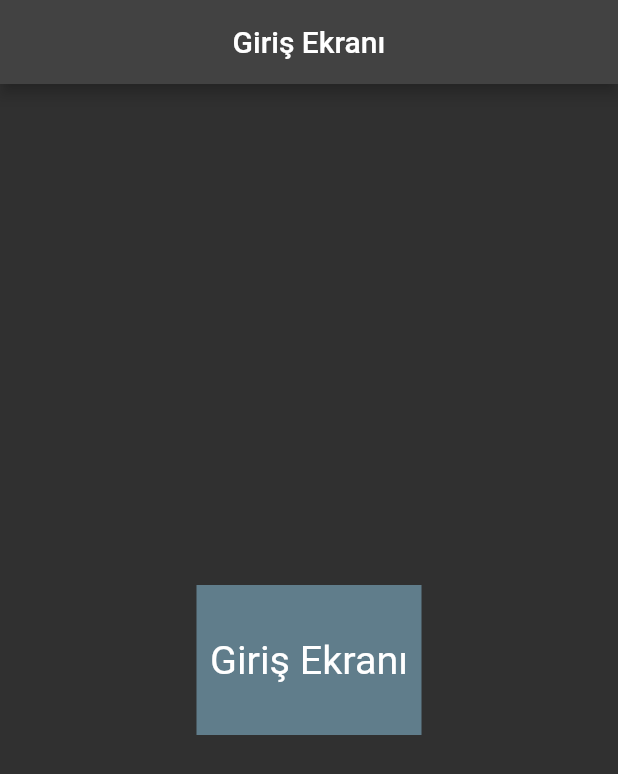
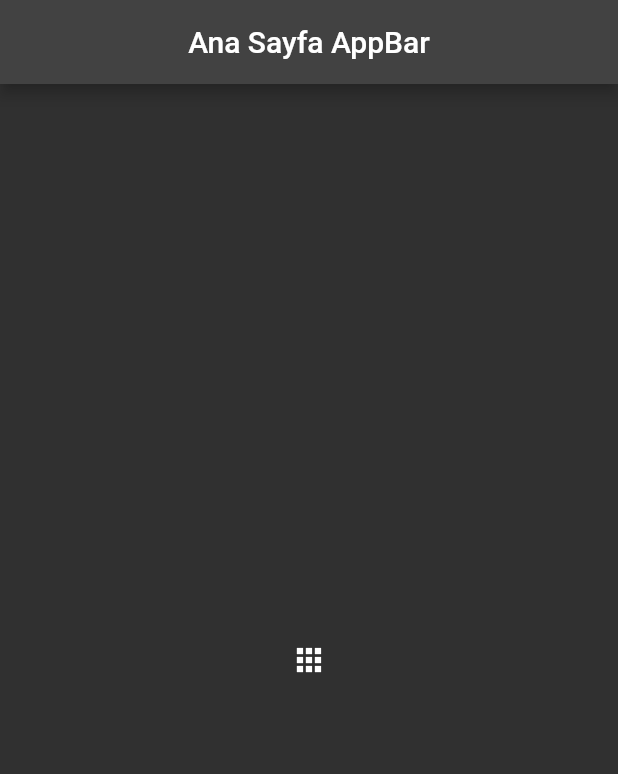
Before and after one commit to alkndoom/comparison, a Flutter app: the screen it shows after launch, on a phone screen of 412 x 824 dp. Shown: the top 774 px of the screen. Run offline on Flutter 3.47's test engine with Material 2 defaults, Android fonts, the light colour scheme and no system bars; our stand-ins replace firebase_auth; accounts and stored records are empty.

Commit message:
eon
added app3 & app4

```diff
--- a/lib/app2/app2.dart
+++ b/lib/app2/app2.dart
@@ -1,4 +1,4 @@
-import 'package:comparison/app2/wrapper.dart';
+import 'package:comparison/app2/screens/wrapper.dart';
 import 'package:flutter/material.dart';
 
 class DummyInfo {
--- a/lib/app2/ana_ekran.dart
+++ b/lib/app2/screens/ana_ekran/ana_ekran.dart
@@ -12,7 +12,7 @@ class _AnaEkranState extends State<AnaEkran> {
   Widget build(BuildContext context) {
     return Scaffold(
       appBar: AppBar(
-        title: Text("Ana Ekran"),
+        title: Text('Ana Ekran'),
         centerTitle: true,
       ),
       body: SafeArea(
@@ -23,7 +23,7 @@ class _AnaEkranState extends State<AnaEkran> {
             color: Colors.blueGrey,
             padding: EdgeInsets.all(9.0),
             child: FittedBox(
-              child: Text("Ana Ekran"),
+              child: Text('Ana Ekran'),
             ),
           ),
         ),
--- a/lib/app2/giris_ekrani.dart
+++ b/lib/app2/screens/giris_ekrani/giris_ekrani.dart
@@ -12,7 +12,7 @@ class _GirisEkraniState extends State<GirisEkrani> {
   Widget build(BuildContext context) {
     return Scaffold(
       appBar: AppBar(
-        title: Text("Giriş Ekranı"),
+        title: Text('Giriş Ekranı'),
         centerTitle: true,
       ),
       body: SafeArea(
@@ -23,7 +23,7 @@ class _GirisEkraniState extends State<GirisEkrani> {
             color: Colors.blueGrey,
             padding: EdgeInsets.all(9.0),
             child: FittedBox(
-              child: Text("Giriş Ekranı"),
+              child: Text('Giriş Ekranı'),
             ),
           ),
         ),
--- a/lib/app2/wrapper.dart
+++ b/lib/app2/screens/wrapper.dart
@@ -1,12 +1,13 @@
+import 'package:comparison/app2/screens/giris_ekrani/sign_in.dart';
 import 'package:flutter/material.dart';
-
-import 'giris_ekrani.dart';
+import 'ana_ekran/ana_ekran.dart';
+import 'giris_ekrani/giris_ekrani.dart';
 
 class Wrapper extends StatelessWidget {
   const Wrapper({Key? key}) : super(key: key);
 
   @override
   Widget build(BuildContext context) {
-    return GirisEkrani();
+    return SignIn();
   }
 }
--- /dev/null
+++ b/lib/app3/app3.dart
@@ -0,0 +1,23 @@
+import 'package:comparison/app3/main_page.dart';
+import 'package:flutter/material.dart';
+
+class App3 extends StatefulWidget {
+  const App3({Key? key}) : super(key: key);
+
+  @override
+  State<App3> createState() => _App3State();
+}
+
+class _App3State extends State<App3> {
+  @override
+  Widget build(BuildContext context) {
+    return MaterialApp(
+      debugShowCheckedModeBanner: false,
+      theme: ThemeData.dark(),
+      initialRoute: '/',
+      routes: {
+        '/': (context) => const MainPage(),
+      },
+    );
+  }
+}
--- /dev/null
+++ b/lib/app3/main_page.dart
@@ -0,0 +1,108 @@
+import 'package:flutter/material.dart';
+import 'overlay_page.dart';
+
+class MainPage extends StatefulWidget {
+  const MainPage({Key? key}) : super(key: key);
+
+  @override
+  State<MainPage> createState() => _MainPageState();
+}
+
+class _MainPageState extends State<MainPage> {
+
+  @override
+  Widget build(BuildContext context) {
+    return Scaffold(
+      appBar: AppBar(
+        title: const Text('Ana Sayfa AppBar'),
+        centerTitle: true,
+      ),
+      body: const SafeArea(
+        child: Center(
+          child: OverlayButtongy(),
+        ),
+      ),
+    );
+  }
+}
+
+class OverlayButtongy extends StatefulWidget {
+  const OverlayButtongy({Key? key}) : super(key: key);
+
+  @override
+  State<OverlayButtongy> createState() => _OverlayButtongyState();
+}
+
+class _OverlayButtongyState extends State<OverlayButtongy> {
+  //########################################
+  @override
+  void initState() {
+    super.initState();
+  }
+
+  @override
+  void dispose() {
+    super.dispose();
+  }
+  //########################################
+
+  bool isMenuOpen = false;
+  final layerLink = LayerLink();
+  OverlayEntry? entry;
+
+  void hideOverlay() {
+    entry?.remove();
+    entry = null;
+    isMenuOpen = !isMenuOpen;
+  }
+
+  void showOverlay() {
+    final overlay = Overlay.of(context)!;
+    final renderBox = context.findRenderObject() as RenderBox;
+    final size = renderBox.size;
+
+    entry = OverlayEntry(
+      builder: (context) => Positioned(
+        width: 150,
+        height: 100,
+        child: CompositedTransformFollower(
+          link: layerLink,
+          showWhenUnlinked: false,
+          offset: Offset(-55, size.height + 7),
+          child: const OverlayPage(),
+        ),
+      ),
+    );
+
+    overlay.insert(entry!);
+
+    isMenuOpen = !isMenuOpen;
+  }
+
+  //########################################
+
+  @override
+  Widget build(BuildContext context) {
+    return CompositedTransformTarget(
+      link: layerLink,
+      child: InkWell(
+        borderRadius: BorderRadius.circular(10),
+        onTap: () {
+          if (!isMenuOpen) {
+            showOverlay();
+          } else {
+            hideOverlay();
+          }
+        },
+        child: Ink(
+          width: 40,
+          height: 40,
+          decoration: BoxDecoration(
+            borderRadius: BorderRadius.circular(10),
+          ),
+          child: const Icon(Icons.apps_outlined, color: Colors.white,),
+        ),
+      ),
+    );
+  }
+}
--- a/lib/main.dart
+++ b/lib/main.dart
@@ -1,4 +1,6 @@
+import 'package:comparison/app1/app1.dart';
 import 'package:comparison/app2/app2.dart';
+import 'package:comparison/app3/app3.dart';
 import 'package:flutter/material.dart';
 
-void main() => runApp(const App2());
+void main() => runApp(const App3());
```
Also changed, not shown: lib/app2/screens/giris_ekrani/sign_in.dart (added, +41 -0 lines), lib/app2/services/auth.dart (added, +24 -0 lines), lib/app3/overlay_page.dart (added, +34 -0 lines), lib/app4/app4.dart (added).
